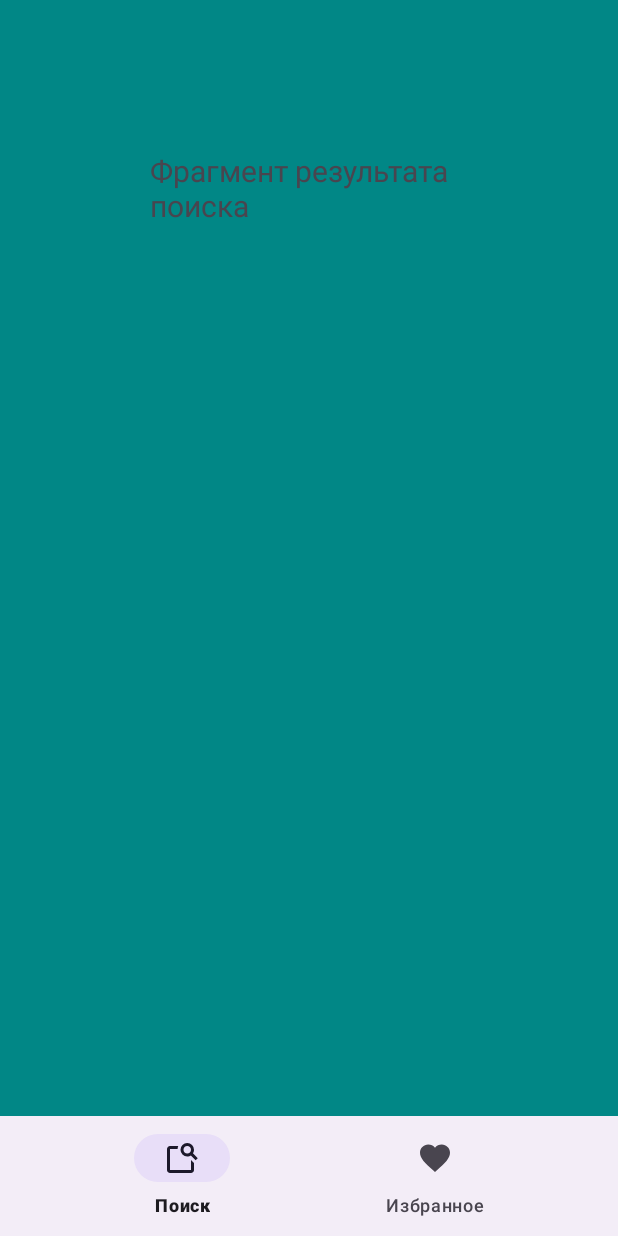
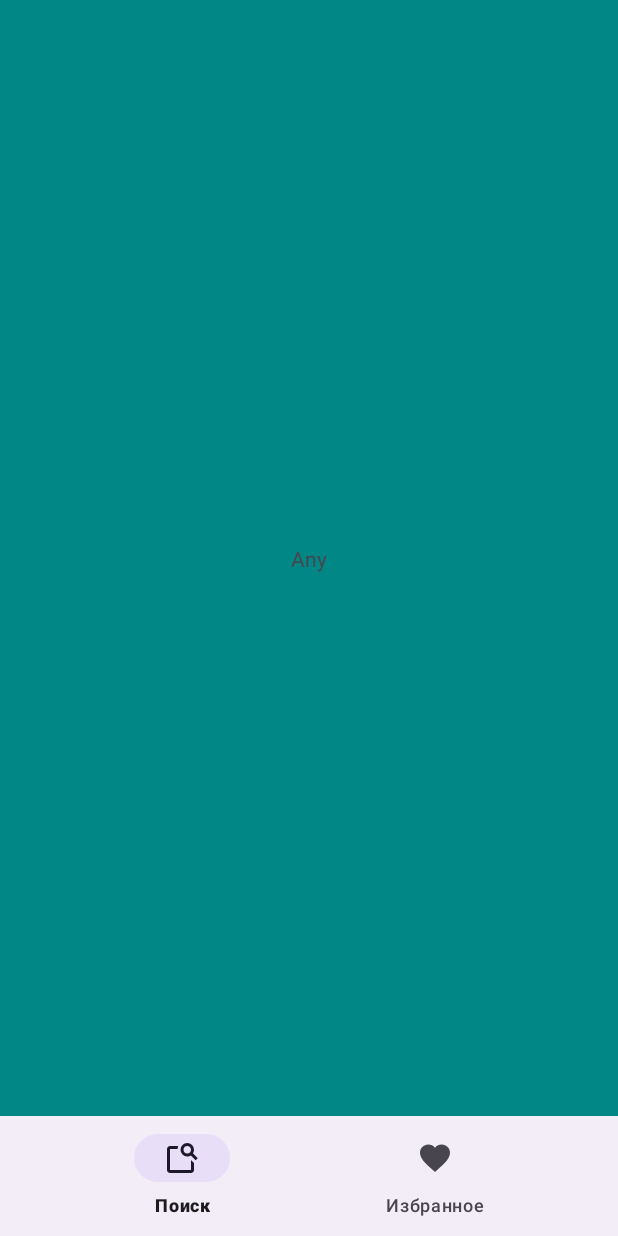
Before and after one commit to liza7676/Recipes, an Android app: the screen it shows after launch (MainActivity), after a tap on "ИСКАТЬ!", on a phone screen of 412 x 824 dp. Run offline under Robolectric (Android 15) with nearby library versions, the phone set to English and light mode, and no system bars; our stand-ins replace RxJava; 13 statements that could not run were skipped.

Commit message:
реализация передачи параметров поиска в окно результатов поиска

```diff
--- a/app/build.gradle
+++ b/app/build.gradle
@@ -46,6 +46,7 @@ dependencies {
     implementation libs.material
     implementation libs.androidx.activity
     implementation libs.androidx.constraintlayout
+    implementation libs.androidx.swiperefreshlayout
     testImplementation libs.junit
     androidTestImplementation libs.androidx.junit
     androidTestImplementation libs.androidx.espresso.core
@@ -74,4 +75,9 @@ dependencies {
     implementation 'com.squareup.retrofit2:retrofit:2.11.0'
     implementation 'com.squareup.retrofit2:converter-gson:2.11.0'
     implementation 'com.squareup.okhttp3:logging-interceptor:4.12.0'
+
+    //ktx android
+    implementation 'androidx.core:core-ktx:1.13.1'
+    implementation 'androidx.fragment:fragment-ktx:1.7.1'
+    implementation 'androidx.lifecycle:lifecycle-extensions:2.2.0'
 }
--- a/app/src/main/java/com/example/recipes/MainActivity.kt
+++ b/app/src/main/java/com/example/recipes/MainActivity.kt
@@ -3,14 +3,17 @@ package com.example.recipes
 import android.os.Bundle
 import android.widget.Button
 import androidx.activity.enableEdgeToEdge
+import androidx.activity.viewModels
 import androidx.appcompat.app.AppCompatActivity
 import androidx.core.view.ViewCompat
 import androidx.core.view.WindowInsetsCompat
 import androidx.fragment.app.Fragment
 import com.example.recipes.databinding.ActivityMainBinding
+import com.example.recipes.view.fragments.DataSearch
 import com.example.recipes.view.fragments.FavoritesFragment
 import com.example.recipes.view.fragments.ResultFragment
 import com.example.recipes.view.fragments.SearchFragment
+import com.example.recipes.viewmodel.SearchFragmentViewModel
 import java.io.BufferedReader
 import java.io.InputStreamReader
 import java.net.URL
@@ -68,9 +71,9 @@ class MainActivity : AppCompatActivity() {
             //.addToBackStack(null)
             .commit()
     }
-    fun launchResultFragment() {
+    fun launchResultFragment(s:DataSearch) {
 
-        val fragment = ResultFragment()
+        val fragment = ResultFragment(s)
 
         supportFragmentManager
             .beginTransaction()
--- a/app/src/main/java/com/example/recipes/data/PreferenceProvider.kt
+++ b/app/src/main/java/com/example/recipes/data/PreferenceProvider.kt
@@ -23,9 +23,14 @@ class PreferenceProvider(context: Context) {
         return preference.getString(TRIVIA, DEFAULT_TRIVIA) ?: DEFAULT_TRIVIA
     }
 
+    fun getRecipes(): String {
+        return preference.getString(TRIVIA, DEFAULT_TRIVIA) ?: DEFAULT_TRIVIA
+    }
+
     //Ключи для наших настроек, по ним мы их будем получать
     companion object {
         private const val DEFAULT_TRIVIA = "no data"
         private const val TRIVIA = "trivia"
+        private const val RECIPES = "recipes"
     }
 }
--- /dev/null
+++ b/app/src/main/java/com/example/recipes/view/fragments/DataSearch.kt
@@ -0,0 +1,9 @@
+package com.example.recipes.view.fragments
+
+data class DataSearch (
+    val cuisine:String,
+    val diet: String,
+    val ingredients:String,
+    val type:String,
+    val time:String
+)
--- a/app/src/main/java/com/example/recipes/view/fragments/ResultFragment.kt
+++ b/app/src/main/java/com/example/recipes/view/fragments/ResultFragment.kt
@@ -5,11 +5,17 @@ import android.view.LayoutInflater
 import android.view.View
 import android.view.ViewGroup
 import androidx.fragment.app.Fragment
-import com.example.recipes.R
+import androidx.lifecycle.ViewModelProvider
+import com.example.recipes.databinding.FragmentResultBinding
+import com.example.recipes.viewmodel.ResultFragmentViewModel
 
 
-class ResultFragment : Fragment() {
-
+class ResultFragment(param:DataSearch) : Fragment() {
+    private lateinit var binding: FragmentResultBinding
+    private val viewModel by lazy {
+        ViewModelProvider.NewInstanceFactory().create(ResultFragmentViewModel::class.java)
+    }
+    private var params = param
     override fun onCreate(savedInstanceState: Bundle?) {
         super.onCreate(savedInstanceState)
     }
@@ -18,9 +24,14 @@ class ResultFragment : Fragment() {
         inflater: LayoutInflater, container: ViewGroup?,
         savedInstanceState: Bundle?
     ): View? {
-        // Inflate the layout for this fragment
-        return inflater.inflate(R.layout.fragment_result, container, false)
+        binding = FragmentResultBinding.inflate(inflater, container, false)
+        return binding.root
     }
 
+    override fun onViewCreated(view: View, savedInstanceState: Bundle?) {
+        super.onViewCreated(view, savedInstanceState)
+        binding.text.text = params.cuisine
+        val s = viewModel.interactor.getRecipes()
+    }
 
 }
--- a/app/src/main/java/com/example/recipes/view/fragments/SearchFragment.kt
+++ b/app/src/main/java/com/example/recipes/view/fragments/SearchFragment.kt
@@ -35,9 +35,18 @@ class SearchFragment : Fragment() {
         binding.trivia.movementMethod = ScrollingMovementMethod()
         val s = viewModel.interactor.getTrivia()
         binding.trivia.text = s
+
+
         binding.btnFind.setOnClickListener {
-            (requireActivity() as MainActivity).launchResultFragment()
-            //viewModel.getTrivia()
+            val cuisine = binding.cuisineList.getSelectedItem().toString()
+            val diet = binding.dietList.getSelectedItem().toString()
+            val ingredients = binding.ingredients.text.toString()
+            val type = binding.typeList.getSelectedItem().toString()
+            val time = binding.timeList.getSelectedItem().toString()
+            val data = DataSearch(cuisine, diet, ingredients, type, time)
+            (requireActivity() as MainActivity).launchResultFragment(data)
         }
+
+
     }
 }
--- a/app/src/main/java/com/example/recipes/viewmodel/ResultFragmentViewModel.kt
+++ b/app/src/main/java/com/example/recipes/viewmodel/ResultFragmentViewModel.kt
@@ -1,6 +1,21 @@
 package com.example.recipes.viewmodel
 
 import androidx.lifecycle.ViewModel
+import com.example.recipes.App
+import com.example.recipes.domain.Interactor
+import io.reactivex.rxjava3.subjects.BehaviorSubject
+import javax.inject.Inject
 
 class ResultFragmentViewModel  : ViewModel() {
+    @Inject
+    lateinit var interactor: Interactor
+    val showProgressBar: BehaviorSubject<Boolean>
+    init {
+        App.instance.dagger.inject(this)
+        showProgressBar = interactor.progressBarState
+        getRecipes()
+    }
+    fun getRecipes(){
+        interactor.getRecipesFromApi(1)
+    }
 }
--- a/app/src/main/res/layout/fragment_result.xml
+++ b/app/src/main/res/layout/fragment_result.xml
@@ -8,13 +8,37 @@
     android:background="@color/design_default_color_secondary_variant"
     android:orientation="vertical"
     tools:context=".view.fragments.ResultFragment">
+<TextView
+    android:id="@+id/text"
+    android:text="rrrrrr"
+    android:layout_width="wrap_content"
+    android:layout_height="wrap_content"
+    app:layout_constraintBottom_toBottomOf="parent"
+        app:layout_constraintLeft_toLeftOf="parent"
+         app:layout_constraintRight_toRightOf="parent"
+        app:layout_constraintTop_toTopOf="parent"
+        />
 
-    <!-- TODO: Update blank fragment layout -->
-    <TextView
-        android:layout_width="match_parent"
-        android:layout_height="match_parent"
-        android:layout_margin="100dp"
-        android:textSize="20sp"
-        android:text="Фрагмент результата поиска" />
+    <!--    <androidx.swiperefreshlayout.widget.SwipeRefreshLayout-->
+<!--        android:id="@+id/pull_to_refresh"-->
+<!--        android:layout_width="match_parent"-->
+<!--        android:layout_height="0dp"-->
+<!--        app:layout_behavior="@string/appbar_scrolling_view_behavior"-->
+<!--        app:layout_constraintBottom_toBottomOf="parent"-->
+<!--        app:layout_constraintLeft_toLeftOf="parent"-->
+<!--        app:layout_constraintRight_toRightOf="parent"-->
+<!--        app:layout_constraintTop_toBottomOf="parent">-->
+
+<!--        <androidx.recyclerview.widget.RecyclerView-->
+<!--            android:id="@+id/main_recycler"-->
+<!--            android:layout_width="0dp"-->
+<!--            android:layout_height="0dp"-->
+<!--            android:layout_margin="16dp"-->
+<!--            tools:listitem="@layout/recipes_item"-->
+<!--            app:layout_constraintTop_toBottomOf="@+id/search_view"-->
+<!--            app:layout_constraintBottom_toBottomOf="parent"-->
+<!--            app:layout_constraintLeft_toLeftOf="parent"-->
+<!--            app:layout_constraintRight_toRightOf="parent"/>-->
+<!--    </androidx.swiperefreshlayout.widget.SwipeRefreshLayout>-->
 
 </androidx.constraintlayout.widget.ConstraintLayout>
```
Also changed, not shown: app/src/main/java/com/example/recipes/domain/Interactor.kt (+20 -20 lines), app/src/main/res/layout/recipes_item.xml (added, +49 -0 lines).
